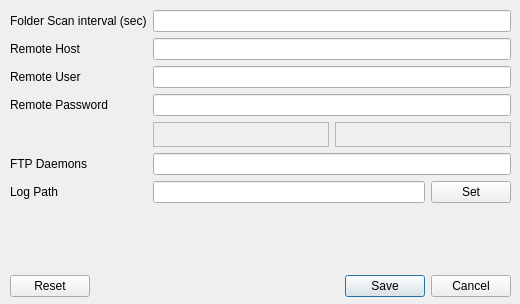
supunt/QTApps, file FTPClient/settingsdlg.ui: the form before one commit.
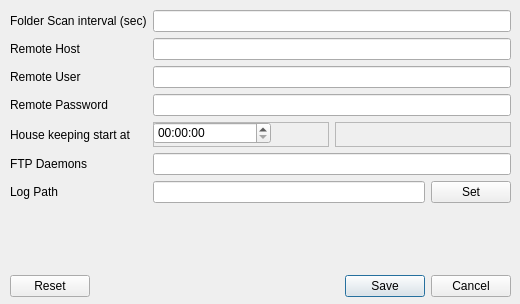
The form after the commit.

The edit to the form file:
```diff
--- a/FTPClient/settingsdlg.ui
+++ b/FTPClient/settingsdlg.ui
@@ -124,6 +124,16 @@
         <property name="frameShadow">
          <enum>QFrame::Raised</enum>
         </property>
+        <widget class="QTimeEdit" name="house_keeping">
+         <property name="geometry">
+          <rect>
+           <x>0</x>
+           <y>0</y>
+           <width>118</width>
+           <height>22</height>
+          </rect>
+         </property>
+        </widget>
        </widget>
       </item>
       <item>
@@ -173,6 +183,13 @@
     <item row="5" column="1">
      <widget class="QLineEdit" name="thread_count"/>
     </item>
+    <item row="4" column="0">
+     <widget class="QLabel" name="label_7">
+      <property name="text">
+       <string>House keeping start at</string>
+      </property>
+     </widget>
+    </item>
    </layout>
   </widget>
  </widget>
```
